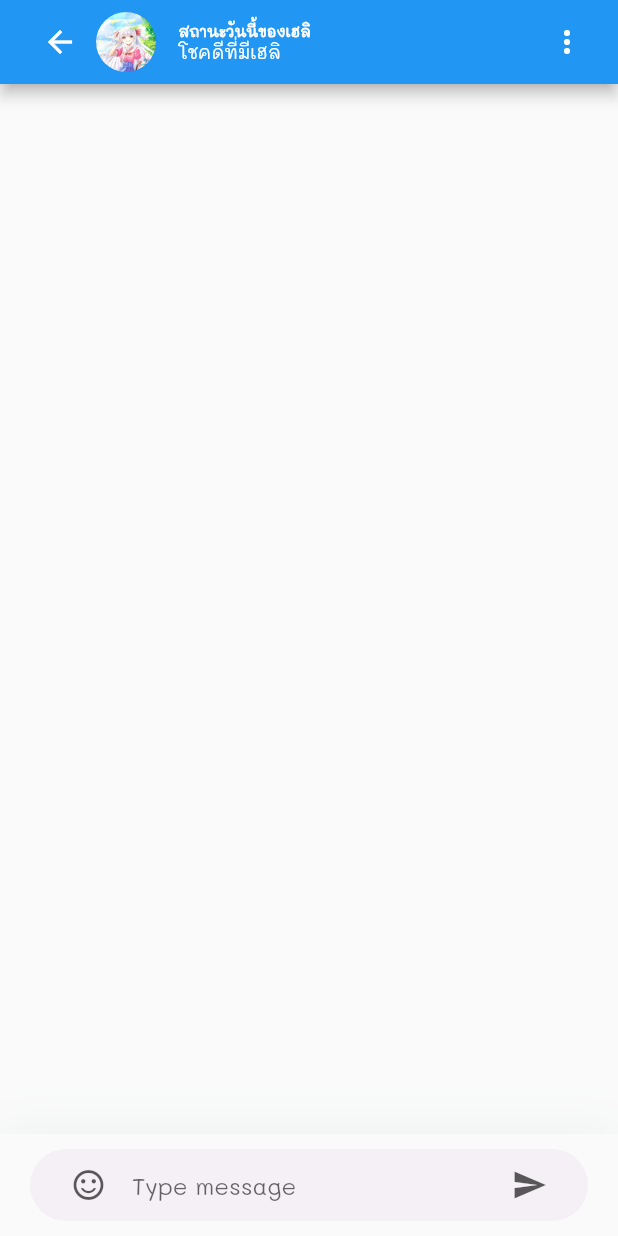
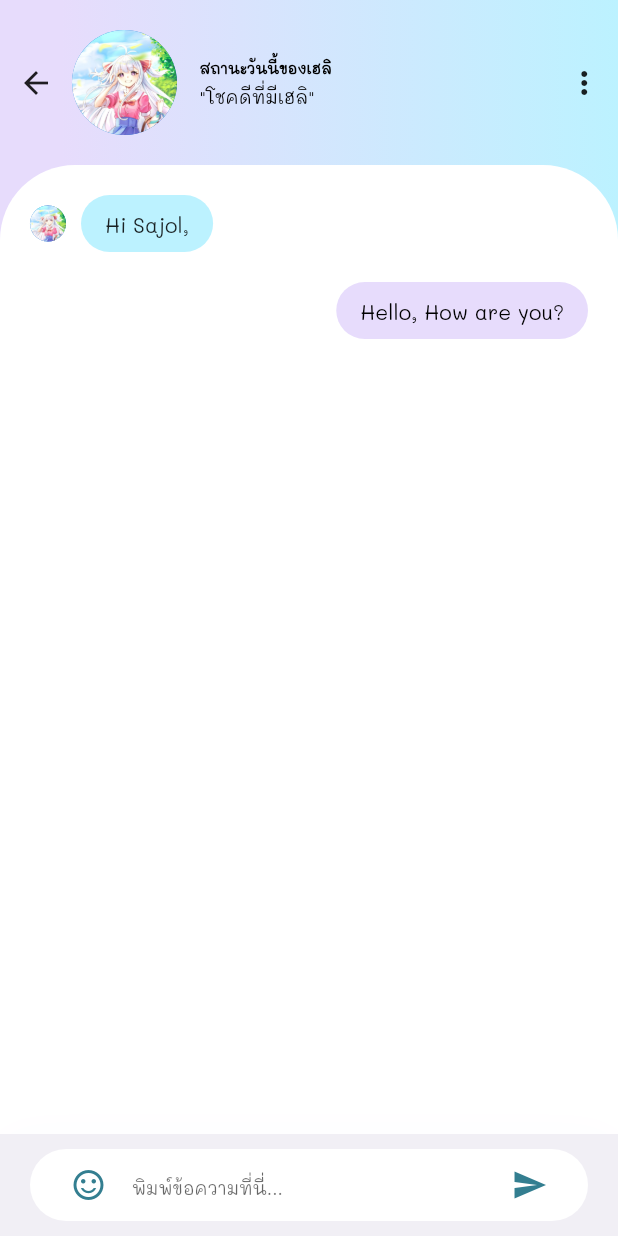
Before and after one commit to boraprae/heli_bifrost_project, a Flutter app: the screen it shows after launch, on a phone screen of 412 x 824 dp. Run offline on Flutter 3.47's test engine with Material 2 defaults, Android fonts, the phone set to English and light mode, and no system bars; our stand-ins replace flutter_dotenv, get.

Commit message:
apply new UI chat

```diff
--- a/lib/chats/chatScreen.dart
+++ b/lib/chats/chatScreen.dart
@@ -15,7 +15,6 @@ class ChatScreen extends StatefulWidget {
 
 class _ChatScreenState extends State<ChatScreen> {
   var selectedItem = '';
-
   void _sendMessage(String textMessage) async {
     Response response = await GetConnect(timeout: const Duration(seconds: 15))
         .post(dotenv.env['SERVER_ADDRESS']! + '/query', {"query": textMessage});
@@ -40,14 +39,110 @@ class _ChatScreenState extends State<ChatScreen> {
 
   @override
   Widget build(BuildContext context) {
-    return Scaffold(
-      appBar: AppBar(
-        automaticallyImplyLeading: false,
-        title: Row(
+    Size size = MediaQuery.of(context).size;
+    return SafeArea(
+      child: Scaffold(
+        // appBar: AppBar(
+        //   automaticallyImplyLeading: false,
+        //   toolbarHeight: size.height * 0.11,
+        //   title: Row(
+        //     crossAxisAlignment: CrossAxisAlignment.center,
+        //     children: [
+        //       const BackButton(),
+        //       CircleAvatar(
+        //         minRadius: 30,
+        //         maxRadius: 35,
+        //         backgroundImage: AssetImage("assets/images/heli_profile.jpg"),
+        //       ),
+        //       SizedBox(width: kDefaultPadding * 0.75),
+        //       Column(
+        //         crossAxisAlignment: CrossAxisAlignment.start,
+        //         children: [
+        //           Text(
+        //             "สถานะวันนี้ของเฮลิ",
+        //             style: TextStyle(
+        //               fontSize: 10,
+        //               fontWeight: FontWeight.bold,
+        //               color: Colors.black,
+        //             ),
+        //           ),
+        //           SizedBox(
+        //             height: 5,
+        //           ),
+        //           Text(
+        //             "\"โชคดีที่มีเฮลิ\"",
+        //             style: TextStyle(
+        //               fontSize: 12,
+        //               color: Colors.black,
+        //             ),
+        //           )
+        //         ],
+        //       )
+        //     ],
+        //   ),
+        //   flexibleSpace: Container(
+        //     decoration: BoxDecoration(
+        //       gradient: LinearGradient(
+        //         begin: Alignment.centerLeft,
+        //         end: Alignment.centerRight,
+        //         colors: <Color>[lightLilac, lightBlueSky],
+        //         stops: [0.1, 2.5],
+        //       ),
+        //     ),
+        //   ),
+        //   actions: [
+        //     //!--- Assume the menu ---!
+        //     PopupMenuButton(
+        //       onSelected: (value) {
+        //         setState(() {
+        //           selectedItem = value.toString();
+        //         });
+        //         //print(value);
+        //         Navigator.pushNamed(context, value.toString());
+        //       },
+        //       itemBuilder: (BuildContext bc) {
+        //         return const [
+        //           PopupMenuItem(
+        //             child: Text("Hello"),
+        //             value: '/hello',
+        //           ),
+        //           PopupMenuItem(
+        //             child: Text("About"),
+        //             value: '/about',
+        //           ),
+        //           PopupMenuItem(
+        //             child: Text("Contact"),
+        //             value: '/contact',
+        //           )
+        //         ];
+        //       },
+        //     ),
+        //     SizedBox(width: kDefaultPadding / 2),
+        //   ],
+        // ),
+        body: Container(
+          width: size.width,
+          height: size.height,
+          decoration: BoxDecoration(
+            gradient: LinearGradient(
+              begin: Alignment.centerLeft,
+              end: Alignment.centerRight,
+              colors: <Color>[lightLilac, lightBlueSky],
+              stops: [0.1, 2.5],
+            ),
+          ),
+          child: Stack(
+            children: [
+              Positioned(
+                top: 20,
+                child: Row(
                   children: [
                     const BackButton(),
                     CircleAvatar(
-              backgroundImage: AssetImage("assets/images/heli_profile.jpg"),
+                      minRadius: 30,
+                      maxRadius: 35,
+                      backgroundImage:
+                          AssetImage("assets/images/heli_profile.jpg"),
                     ),
                     SizedBox(width: kDefaultPadding * 0.75),
                     Column(
@@ -55,25 +150,34 @@ class _ChatScreenState extends State<ChatScreen> {
                       children: [
                         Text(
                           "สถานะวันนี้ของเฮลิ",
-                  style: TextStyle(fontSize: 10, fontWeight: FontWeight.bold),
+                          style: TextStyle(
+                            fontSize: 10,
+                            fontWeight: FontWeight.bold,
+                            color: Colors.black,
+                          ),
+                        ),
+                        SizedBox(
+                          height: 5,
                         ),
                         Text(
-                  "โชคดีที่มีเฮลิ",
-                  style: TextStyle(fontSize: 12),
-                )
-              ],
+                          "\"โชคดีที่มีเฮลิ\"",
+                          style: TextStyle(
+                            fontSize: 12,
+                            color: Colors.black,
+                          ),
                         )
                       ],
                     ),
-        actions: [
-          //!--- Assume the menu ---!
-          PopupMenuButton(onSelected: (value) {
+                    SizedBox(width: size.width * 0.35),
+                    PopupMenuButton(
+                      onSelected: (value) {
                         setState(() {
                           selectedItem = value.toString();
                         });
                         //print(value);
                         Navigator.pushNamed(context, value.toString());
-          }, itemBuilder: (BuildContext bc) {
+                      },
+                      itemBuilder: (BuildContext bc) {
                         return const [
                           PopupMenuItem(
                             child: Text("Hello"),
@@ -88,15 +192,34 @@ class _ChatScreenState extends State<ChatScreen> {
                             value: '/contact',
                           )
                         ];
-          }),
-          SizedBox(width: kDefaultPadding / 2),
+                      },
+                    ),
                   ],
                 ),
-      body: Column(
+              ),
+              Positioned(
+                top: 110,
+                child: Align(
+                  alignment: Alignment.bottomCenter,
+                  child: Container(
+                    width: size.width,
+                    height: size.height,
+                    decoration: BoxDecoration(
+                      color: Colors.white,
+                      borderRadius: BorderRadius.only(
+                        topLeft: Radius.circular(50.0),
+                        topRight: Radius.circular(50.0),
+                      ),
+                    ),
+                    child: Column(
                       children: [
-          Expanded(
+                        //Chat area
+                        Container(
+                          width: size.width,
+                          height: size.height * 0.5,
                           child: Padding(
-              padding: const EdgeInsets.symmetric(horizontal: kDefaultPadding),
+                            padding: const EdgeInsets.symmetric(
+                                horizontal: kDefaultPadding),
                             child: ListView.builder(
                               itemCount: demeChatMessages.length,
                               itemBuilder: (context, index) =>
@@ -104,7 +227,14 @@ class _ChatScreenState extends State<ChatScreen> {
                             ),
                           ),
                         ),
-          ChatInputField(
+                      ],
+                    ),
+                  ),
+                ),
+              ),
+              Align(
+                alignment: Alignment.bottomCenter,
+                child: ChatInputField(
                   onSendButtonPressed: (text) {
                     setState(() {
                       demeChatMessages.add(ChatMessage(
@@ -118,7 +248,10 @@ class _ChatScreenState extends State<ChatScreen> {
                     }
                   },
                 ),
+              ),
             ],
+          ),
+        ),
       ),
     );
   }
--- a/lib/chats/components/chat_input_field.dart
+++ b/lib/chats/components/chat_input_field.dart
@@ -25,12 +25,12 @@ class ChatInputField extends StatelessWidget {
         vertical: kDefaultPadding / 2,
       ),
       decoration: BoxDecoration(
-        color: Theme.of(context).scaffoldBackgroundColor,
+        color: lightPurple,
         boxShadow: [
           BoxShadow(
             offset: Offset(0, 4),
             blurRadius: 32,
-            color: Color(0xFF087949).withOpacity(0.08),
+            color: lightLilac.withOpacity(0.08),
           ),
         ],
       ),
@@ -43,7 +43,7 @@ class ChatInputField extends StatelessWidget {
                   horizontal: kDefaultPadding * 0.75,
                 ),
                 decoration: BoxDecoration(
-                  color: Colors.purple.withOpacity(0.05),
+                  color: Colors.white,
                   borderRadius: BorderRadius.circular(40),
                 ),
                 child: Row(
@@ -55,11 +55,7 @@ class ChatInputField extends StatelessWidget {
                       },
                       icon: Icon(
                         Icons.sentiment_satisfied_alt_outlined,
-                        color: Theme.of(context)
-                            .textTheme
-                            .bodyText1!
-                            .color!
-                            .withOpacity(0.64),
+                        color: darkGreen,
                       ),
                     ),
                     const SizedBox(width: kDefaultPadding / 4),
@@ -67,7 +63,8 @@ class ChatInputField extends StatelessWidget {
                       child: TextField(
                         controller: messageTextFieldController,
                         decoration: const InputDecoration(
-                          hintText: "Type message",
+                          hintText: "พิมพ์ข้อความที่นี่...",
+                          hintStyle: TextStyle(fontSize: 12),
                           border: InputBorder.none,
                         ),
                       ),
@@ -77,11 +74,7 @@ class ChatInputField extends StatelessWidget {
                       onPressed: _onSendButtonPressed,
                       icon: Icon(
                         Icons.send,
-                        color: Theme.of(context)
-                            .textTheme
-                            .bodyText1!
-                            .color!
-                            .withOpacity(0.64),
+                        color: darkGreen,
                       ),
                     ),
                     // Icon(
--- a/lib/chats/components/message.dart
+++ b/lib/chats/components/message.dart
@@ -53,11 +53,11 @@ class TextMessage extends StatelessWidget {
   Widget build(BuildContext context) {
     return Container(
       padding: const EdgeInsets.symmetric(
-        horizontal: kDefaultPadding * 0.75,
+        horizontal: kDefaultPadding * 0.80,
         vertical: kDefaultPadding / 2,
       ),
       decoration: BoxDecoration(
-        color: purpleG.withOpacity(message.isSender ? 1 : 0.1),
+        color:  message.isSender ? lightLilac : lightBlueSky,
         borderRadius: BorderRadius.circular(30),
       ),
       child: AutoSizeText(
@@ -65,7 +65,7 @@ class TextMessage extends StatelessWidget {
         message.text,
         style: TextStyle(
           color: message.isSender
-              ? Colors.white
+              ? Colors.black
               : Theme.of(context).textTheme.bodyText1?.color,
         ),
       ),
--- a/lib/constants.dart
+++ b/lib/constants.dart
@@ -1,12 +1,9 @@
 import 'package:flutter/cupertino.dart';
 
-const bgBlack = Color(0xFF161616);
-const pinkG = Color(0xFFD7378F);
-const purpleG = Color(0xFF7A2997);
-const blueG = Color(0xFF212F9C);
-const grayText = Color(0xFFA7A7A7);
-const lightPurple = Color(0xFFB84AB8);
-const darkLight = Color(0xFF292929);
-const lightGray = Color(0xFF353535);
+const lightLilac = Color(0xFFE7DCFC);
+const lightBlueSky = Color(0xFFBCF2FF);
+const lightPurple = Color(0xFFF1EFF5);
+const darkGreen = Color(0xFF337E90);
+
 
 const kDefaultPadding = 20.0;
--- a/lib/main.dart
+++ b/lib/main.dart
@@ -10,6 +10,7 @@ void main() async {
     GetMaterialApp(
       theme: ThemeData(
         fontFamily: 'Mali',
+        primaryColor: Colors.black,
         // bottomSheetTheme: BottomSheetThemeData(backgroundColor: Colors.black54),
       ),
       debugShowCheckedModeBanner: false,
--- a/lib/models/chatMessage.dart
+++ b/lib/models/chatMessage.dart
@@ -16,18 +16,18 @@ class ChatMessage {
 }
 
 List demeChatMessages = [
-  // ChatMessage(
-  //   text: "Hi Sajol, tesssssssssssssssssssssssssstdfsdfsdfsdfsdfsdfsfsdfsdf",
-  //   messageType: ChatMessageType.text,
-  //   messageStatus: MessageStatus.viewed,
-  //   isSender: false,
-  // ),
-  // ChatMessage(
-  //   text: "Hello, How are you?rdsfggggggfdgdfgdfgsdfgsrlgkhjvfhjvjhvjhvhjvjhvhjvsolgks",
-  //   messageType: ChatMessageType.text,
-  //   messageStatus: MessageStatus.viewed,
-  //   isSender: true,
-  // ),
+  ChatMessage(
+    text: "Hi Sajol,",
+    messageType: ChatMessageType.text,
+    messageStatus: MessageStatus.viewed,
+    isSender: false,
+  ),
+  ChatMessage(
+    text: "Hello, How are you?",
+    messageType: ChatMessageType.text,
+    messageStatus: MessageStatus.viewed,
+    isSender: true,
+  ),
   // // ChatMessage(
   // //   text: "",
   // //   messageType: ChatMessageType.audio,
```
Lines whose indentation alone changed are shown as unchanged.
